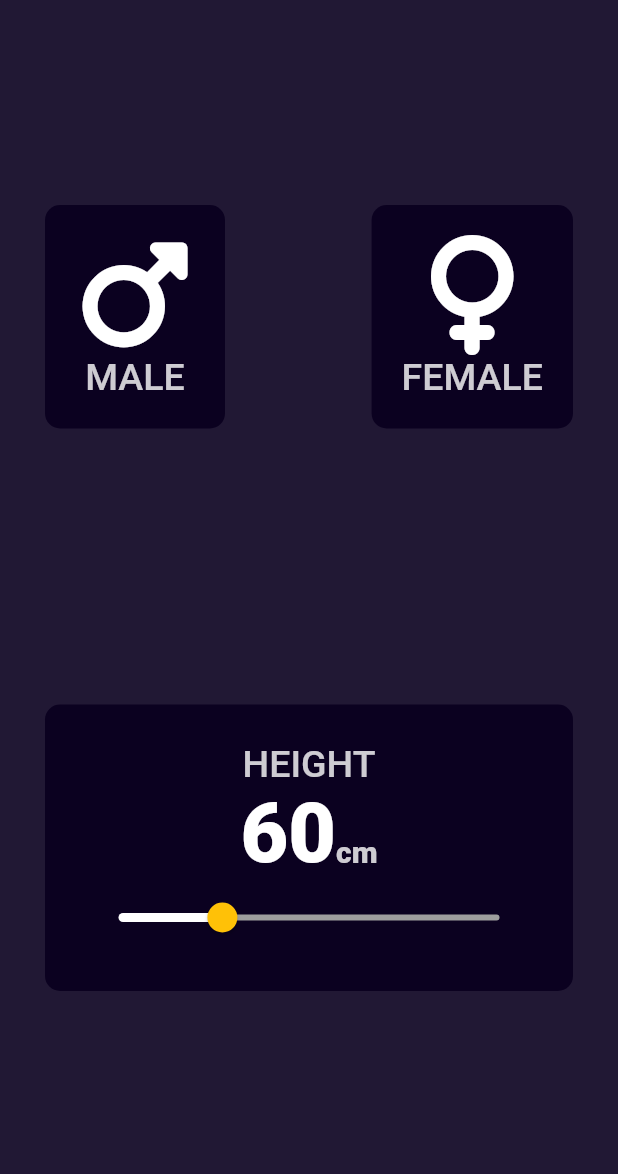
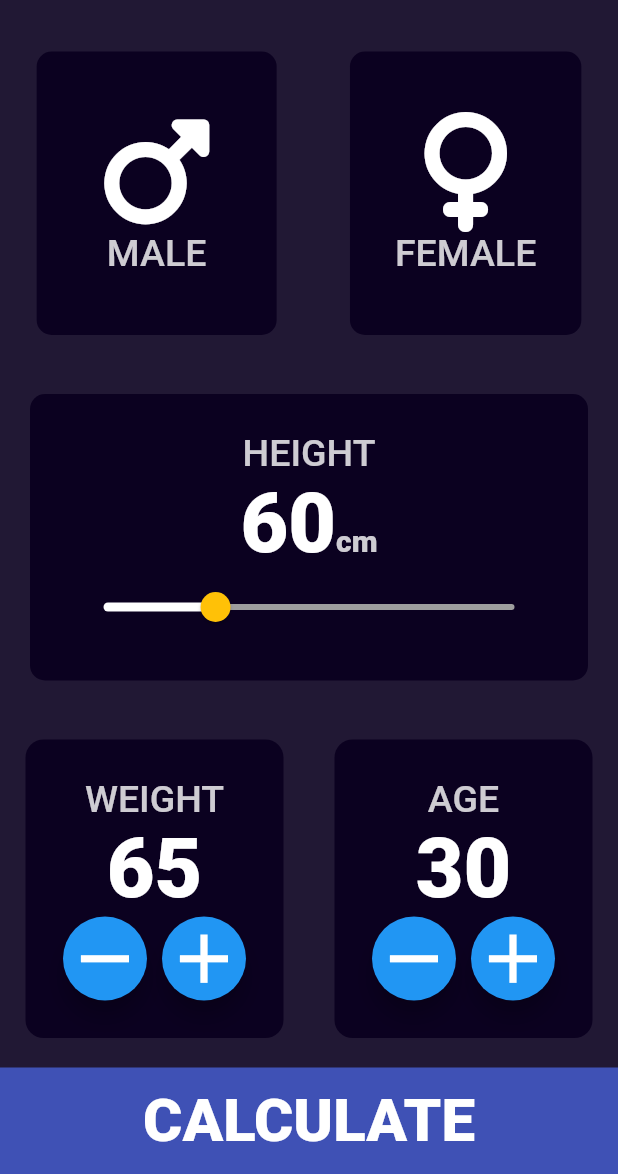
Before and after one commit to JanibekJali/Kurs11_bmi_calculator, a Flutter app: the screen it shows after launch, on a phone screen of 412 x 824 dp, the part 62-1236 px from its top. Run offline on Flutter 3.47's test engine with Material 2 defaults, Android fonts, the light colour scheme and no system bars; our stand-ins replace font_awesome_flutter.

Commit message:
Bmi calc

```diff
--- a/lib/constants/colors/app_colors.dart
+++ b/lib/constants/colors/app_colors.dart
@@ -2,19 +2,20 @@ import 'package:flutter/material.dart';
 
 class AppColors {
   static const Color white = Colors.white;
+  static const Color mainColor = Color(0xff0B0120);
   static Color secondaryColor = const Color(0xff211834);
   static Color black = const Color(0xff000000);
   static Color green = Colors.green;
   static Color red = Colors.red;
-  static Color yelow =Colors.yellow;
+  static Color yelow = Colors.yellow;
   static Color blue = Colors.blue;
   static Color brown = Colors.brown;
   static Color indigo = Colors.indigo;
   static Color color = Colors.lime;
   static Color orange = Colors.orange;
   static Color pink = Colors.pink;
-  static Color cyan  = Colors.cyan;
-  static Color purple  = Colors.purple;
+  static Color cyan = Colors.cyan;
+  static Color purple = Colors.purple;
   static Color grey = Colors.grey;
   static Color teal = Colors.teal;
   static Color purpleAccent = Colors.purpleAccent;
--- a/lib/constants/text_styles/app_text_styles.dart
+++ b/lib/constants/text_styles/app_text_styles.dart
@@ -1,9 +1,26 @@
 import 'package:flutter/material.dart';
+import 'package:kurs11_bmi_calc/constants/colors/app_colors.dart';
 
 class AppTextStyles {
   static const TextStyle white22w500 = TextStyle(
     fontSize: 22,
+    color: AppColors.white,
     fontWeight: FontWeight.w500,
+  );
+  static TextStyle green30w500 = TextStyle(
+    fontSize: 30,
+    color: AppColors.green,
+    fontWeight: FontWeight.w500,
+  );
+  static TextStyle white30w500 = TextStyle(
+    fontSize: 30,
+    color: AppColors.white,
+    fontWeight: FontWeight.w500,
+  );
+  static const TextStyle white55w800 = TextStyle(
+    fontSize: 55,
+    color: Colors.white,
+    fontWeight: FontWeight.w800,
   );
   static TextStyle white25w500 = TextStyle(
     fontSize: 25,
@@ -13,24 +30,29 @@ class AppTextStyles {
 
   static const TextStyle white40w800 = TextStyle(
     fontSize: 40,
+    color: AppColors.white,
     fontWeight: FontWeight.w800,
   );
 
   static const TextStyle white24w500 = TextStyle(
     fontSize: 24,
+    color: AppColors.white,
     fontWeight: FontWeight.w500,
   );
 
   static const TextStyle white80w500 = TextStyle(
     fontSize: 80,
+    color: AppColors.white,
     fontWeight: FontWeight.w500,
   );
   static const TextStyle white12w500 = TextStyle(
     fontSize: 12,
+    color: AppColors.white,
     fontWeight: FontWeight.w500,
   );
   static const TextStyle white18w500 = TextStyle(
     fontSize: 18,
+    color: AppColors.white,
     fontWeight: FontWeight.w500,
   );
 }
--- a/lib/main.dart
+++ b/lib/main.dart
@@ -1,5 +1,6 @@
 import 'package:flutter/material.dart';
 import 'package:kurs11_bmi_calc/screens/home_screen.dart';
+import 'package:kurs11_bmi_calc/screens/result_screen.dart';
 
 void main() {
   runApp(const BmiCalculator());
@@ -7,15 +8,19 @@ void main() {
 
 class BmiCalculator extends StatelessWidget {
   const BmiCalculator({super.key});
-
-  @override
-  Widget build(BuildContext context) {
+ @override
+Widget build(BuildContext context) {
     return MaterialApp(
+      debugShowCheckedModeBanner: false,
       title: 'Flutter Demo',
       theme: ThemeData(
         primarySwatch: Colors.blue,
       ),
-      home: const HomeScreen(),
+      initialRoute: '/homeScreen',
+      routes: {
+        '/homeScreen': (context) => HomeScreen(),
+        '/resultScreen': (context) => ResultScreen(),
+      },
     );
   }
 }
--- a/lib/screens/home_screen.dart
+++ b/lib/screens/home_screen.dart
@@ -2,7 +2,49 @@ import 'package:flutter/material.dart';
 import 'package:font_awesome_flutter/font_awesome_flutter.dart';
 import 'package:kurs11_bmi_calc/constants/colors/app_colors.dart';
 import 'package:kurs11_bmi_calc/constants/text_styles/app_text_styles.dart';
+import 'package:kurs11_bmi_calc/widgets/calculate_widget.dart';
 import 'package:kurs11_bmi_calc/widgets/genderContainerWidget.dart';
+import 'package:kurs11_bmi_calc/widgets/weight_age_widget.dart';
+
+Color activeColor = AppColors.grey;
+Color inactiveColor = AppColors.mainColor;
+
+enum Gender {
+  male,
+  female,
+}
+
+enum Age {
+  kosh,
+  kemit,
+}
+
+class Mashina {
+  String bir = 'Lexus';
+  String eki = 'Audi';
+  String uch = 'Toyota';
+  String tort = 'Hyndai';
+}
+
+class Adamdar {
+  String name1 = 'Kuba';
+  String name2 = 'Sagyn';
+  String name3 = 'Timur';
+}
+
+enum Adam {
+  Kuba,
+  Sagyn,
+  Timur,
+}
+
+enum Mashine {
+  toyota,
+  lexus,
+  audi,
+  hyndai,
+  janibek,
+}
 
 class HomeScreen extends StatefulWidget {
   const HomeScreen({Key? key}) : super(key: key);
@@ -12,10 +54,95 @@ class HomeScreen extends StatefulWidget {
 }
 
 class _HomeScreenState extends State<HomeScreen> {
+  final GlobalKey<ScaffoldMessengerState> _scaffoldKey =
+      GlobalKey<ScaffoldMessengerState>();
   double currentHeightState = 60;
+  int weight = 65;
+  int age = 30;
+
+  showAlertDialog(BuildContext context) {
+    // set up the button
+    Widget okButton = TextButton(
+      child: Text("OK"),
+      onPressed: () {},
+    );
+
+    // set up the AlertDialog
+    AlertDialog alert = AlertDialog(
+      title: Text("My title"),
+      content: Text("This is my message."),
+      actions: [
+        okButton,
+      ],
+    );
+
+    // show the dialog
+    showDialog(
+      context: context,
+      builder: (BuildContext context) {
+        return alert;
+      },
+    );
+  }
+
+  ageFunction(String ageMP) {
+    if (ageMP == '-') {
+      age--;
+    }
+    if (ageMP == '+') {
+      age++;
+    }
+    setState(() {});
+  }
+
+  /// primer1
+  // void male() {
+  //   setState(() {
+  //     maleSelected = activeColor;
+  //     femaleSelected = inactiveColor;
+  //   });
+  // }
+
+  // void female() {
+  //   setState(() {
+  //     femaleSelected = activeColor;
+  //     maleSelected = inactiveColor;
+  //   });
+  // }
+
+  Color maleSelected = inactiveColor;
+  Color femaleSelected = inactiveColor;
+
+  /// primer3
+  void enumMaleFemale(Gender gender) {
+    if (gender == Gender.male) {
+      maleSelected = activeColor;
+      femaleSelected = inactiveColor;
+    } else if (gender == Gender.female) {
+      femaleSelected = activeColor;
+      maleSelected = inactiveColor;
+    }
+    setState(() {});
+  }
+
+  /// primer2 san menen
+  // void maleFamale(int san) {
+  //   setState(() {});
+  //   if (san == 1) {
+  //     maleSelected = activeColor;
+  //     femaleSelected = inactiveColor;
+  //   }
+  //   if (san == 2) {
+  //     femaleSelected = activeColor;
+  //     maleSelected = inactiveColor;
+  //   }
+  // }
+
   @override
   Widget build(BuildContext context) {
-    return Scaffold(
+    return ScaffoldMessenger(
+      key: _scaffoldKey,
+      child: Scaffold(
         backgroundColor: const Color(0xff211834),
         appBar: AppBar(
           elevation: 0.0,
@@ -27,25 +154,33 @@ class _HomeScreenState extends State<HomeScreen> {
             ),
           ),
         ),
-      body: Padding(
-        padding: const EdgeInsets.all(30.0),
-        child: Column(
+        body: Column(
           mainAxisAlignment: MainAxisAlignment.spaceAround,
           children: [
             Row(
-              mainAxisAlignment: MainAxisAlignment.spaceBetween,
+              mainAxisAlignment: MainAxisAlignment.spaceAround,
               children: [
                 GenderContainerWidget(
+                  onTap: () => enumMaleFemale(Gender.male),
                   icons: FontAwesomeIcons.mars,
                   genderText: 'Male',
+                  horizontal: 40,
+                  vertical: 40,
+                  colors: maleSelected,
                 ),
                 GenderContainerWidget(
+                  onTap: () => enumMaleFemale(Gender.female),
+                  horizontal: 30,
+                  vertical: 40,
                   icons: FontAwesomeIcons.venus,
                   genderText: 'FeMale',
+                  colors: femaleSelected,
                 ),
               ],
             ),
-            Container(
+            Padding(
+              padding: const EdgeInsets.symmetric(horizontal: 20),
+              child: Container(
                 decoration: BoxDecoration(
                   color: Color(0xff0B0120),
                   borderRadius: BorderRadius.circular(10),
@@ -63,14 +198,8 @@ class _HomeScreenState extends State<HomeScreen> {
                         crossAxisAlignment: CrossAxisAlignment.baseline,
                         textBaseline: TextBaseline.alphabetic,
                         children: [
-                        Text(
-                          currentHeightState.toStringAsFixed(0),
-                          style: TextStyle(
-                            fontSize: 55,
-                            color: Colors.white,
-                            fontWeight: FontWeight.w800,
-                          ),
-                        ),
+                          Text(currentHeightState.toStringAsFixed(0),
+                              style: AppTextStyles.white55w800),
                           Text(
                             'cm',
                             style: TextStyle(
@@ -96,8 +225,49 @@ class _HomeScreenState extends State<HomeScreen> {
                     ],
                   ),
                 ),
-            )
+              ),
+            ),
+            Row(
+              mainAxisAlignment: MainAxisAlignment.spaceAround,
+              children: [
+                WeightAgeWidget(
+                  heroTag2: 'tag3',
+                  heroTag1: 'tag4',
+                  label: 'WeiGht',
+                  middleText: '$weight',
+                  onPressedMinus: () {
+                    setState(() {
+                      weight--;
+                    });
+                  },
+                  onPressedPlus: () {
+                    setState(() {
+                      weight++;
+                    });
+                  },
+                ),
+                WeightAgeWidget(
+                  heroTag2: 'tag1',
+                  heroTag1: 'tag2',
+                  label: 'Age',
+                  middleText: '$age',
+                  onPressedMinus: () {
+                    ageFunction('-');
+                  },
+                  onPressedPlus: () => ageFunction('+'),
+                ),
               ],
+            ),
+          ],
+        ),
+        bottomNavigationBar: CalculateWidget(
+          labal: 'CalCulaTe',
+          onTap: () {
+            Navigator.pushNamed(
+              context,
+              '/resultScreen',
+            );
+          },
         ),
       ),
     );
--- /dev/null
+++ b/lib/widgets/calculate_widget.dart
@@ -0,0 +1,30 @@
+import 'package:flutter/material.dart';
+import 'package:kurs11_bmi_calc/constants/colors/app_colors.dart';
+import 'package:kurs11_bmi_calc/constants/text_styles/app_text_styles.dart';
+
+class CalculateWidget extends StatelessWidget {
+  const CalculateWidget({
+    super.key,
+    required this.labal,
+    this.onTap,
+  });
+  final String labal;
+  final void Function()? onTap;
+  @override
+  Widget build(BuildContext context) {
+    return GestureDetector(
+      onTap: onTap,
+      child: Container(
+        color: AppColors.indigo,
+        child: Padding(
+          padding: const EdgeInsets.all(12.0),
+          child: Text(
+            labal.toUpperCase(),
+            textAlign: TextAlign.center,
+            style: AppTextStyles.white40w800,
+          ),
+        ),
+      ),
+    );
+  }
+}
--- a/lib/widgets/genderContainerWidget.dart
+++ b/lib/widgets/genderContainerWidget.dart
@@ -5,18 +5,31 @@ class GenderContainerWidget extends StatelessWidget {
     super.key,
     required this.genderText,
     required this.icons,
+    required this.horizontal,
+    required this.vertical,
+    required this.onTap,
+    required this.colors,
   });
   final IconData icons;
   final String genderText;
+  final double horizontal;
+  final double vertical;
+  final void Function() onTap;
+  final Color colors;
   @override
   Widget build(BuildContext context) {
-    return Container(
+    return GestureDetector(
+      onTap: onTap,
+      child: Container(
         decoration: BoxDecoration(
-        color: Color(0xff0B0120),
+          color: colors,
           borderRadius: BorderRadius.circular(10),
         ),
         child: Padding(
-        padding: const EdgeInsets.all(20.0),
+          padding: EdgeInsets.symmetric(
+            horizontal: horizontal,
+            vertical: vertical,
+          ),
           child: Column(
             children: [
               Icon(
@@ -35,6 +48,7 @@ class GenderContainerWidget extends StatelessWidget {
             ],
           ),
         ),
+      ),
     );
   }
 }
--- /dev/null
+++ b/lib/widgets/weight_age_widget.dart
@@ -0,0 +1,66 @@
+import 'package:flutter/material.dart';
+import 'package:kurs11_bmi_calc/constants/colors/app_colors.dart';
+import 'package:kurs11_bmi_calc/constants/text_styles/app_text_styles.dart';
+
+class WeightAgeWidget extends StatelessWidget {
+  const WeightAgeWidget({
+    super.key,
+    required this.label,
+    required this.middleText,
+    required this.onPressedMinus,
+    required this.onPressedPlus,
+    required this.heroTag1,
+    required this.heroTag2,
+  });
+  final String label;
+  final String middleText;
+  final void Function() onPressedMinus;
+  final void Function() onPressedPlus;
+  final Object heroTag1;
+  final Object heroTag2;
+  @override
+  Widget build(BuildContext context) {
+    return Container(
+      decoration: BoxDecoration(
+          color: AppColors.mainColor, borderRadius: BorderRadius.circular(12)),
+      child: Padding(
+        padding: const EdgeInsets.all(25.0),
+        child: Column(
+          children: [
+            Text(
+              label.toUpperCase(),
+              style: AppTextStyles.white25w500,
+            ),
+            Text(
+              middleText,
+              style: AppTextStyles.white55w800,
+            ),
+            Row(
+              children: [
+                FloatingActionButton(
+                  heroTag: heroTag1,
+                  onPressed: onPressedMinus,
+                  child: Icon(
+                    Icons.remove,
+                    size: 55,
+                  ),
+                ),
+                SizedBox(
+                  width: 10,
+                ),
+                FloatingActionButton(
+                  heroTag: heroTag2,
+                  onPressed: onPressedPlus,
+                  child: Icon(
+                    Icons.add,
+                    size: 55,
+                  ),
+                ),
+              ],
+            )
+          ],
+        ),
+      ),
+    );
+  }
+}
```
Also changed, not shown: lib/screens/result_screen.dart (added, +72 -0 lines), pubspec.lock. Lines whose indentation alone changed are shown as unchanged.
